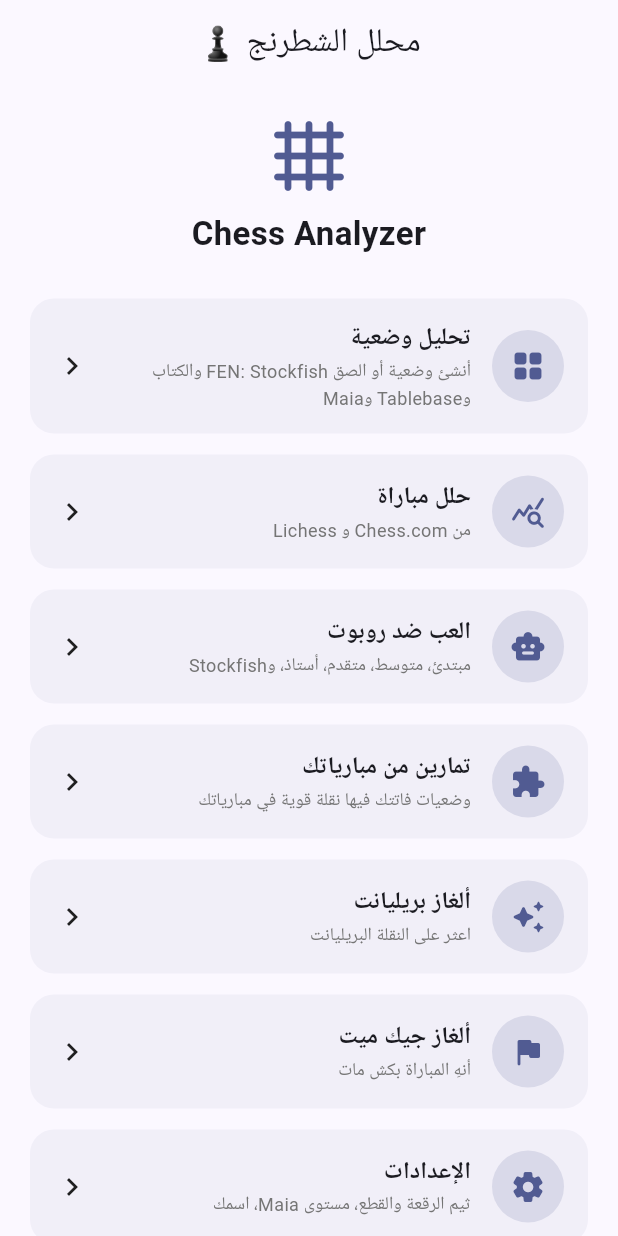
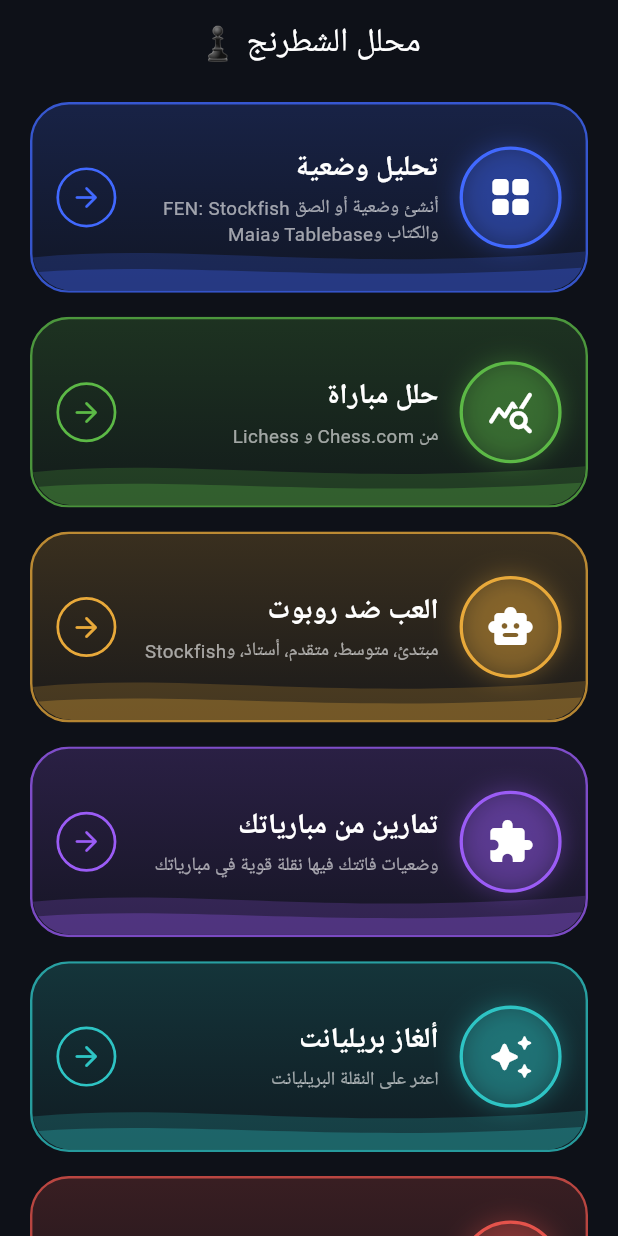
Before and after one commit to nazarslah0/Chess1, a Flutter app: the screen it shows after launch, on a phone screen of 412 x 824 dp. Run offline on Flutter 3.47's test engine with Material 3 defaults, Android fonts, the phone set to English and light mode, and no system bars; our stand-ins replace audioplayers, shared_preferences; missing offline and left inert: chess, lc0.

Commit message:
Add files via upload

```diff
--- a/lib/home_screen.dart
+++ b/lib/home_screen.dart
@@ -21,6 +21,7 @@ class HomeScreen extends StatelessWidget {
       _MenuEntry(
         icon: Icons.grid_view_rounded,
         label: 'تحليل وضعية',
+        color: const Color(0xFF4169FF),
         subtitle: 'أنشئ وضعية أو الصق FEN: Stockfish '
             'والكتاب وTablebase وMaia',
         builder: () => const PositionAnalyzerScreen(),
@@ -28,24 +29,28 @@ class HomeScreen extends StatelessWidget {
       _MenuEntry(
         icon: Icons.query_stats_rounded,
         label: 'حلل مباراة',
+        color: const Color(0xFF5CB946),
         subtitle: 'من Chess.com و Lichess',
         builder: () => const AnalyzeGameScreen(),
       ),
       _MenuEntry(
         icon: Icons.smart_toy_rounded,
         label: 'العب ضد روبوت',
+        color: const Color(0xFFE8A93A),
         subtitle: 'مبتدئ، متوسط، متقدم، أستاذ، وStockfish',
         builder: () => const BotPlayScreen(),
       ),
       _MenuEntry(
         icon: Icons.extension_rounded,
         label: 'تمارين من مبارياتك',
+        color: const Color(0xFF9B5CF6),
         subtitle: 'وضعيات فاتتك فيها نقلة قوية في مبارياتك',
         builder: () => const PuzzlesScreen(),
       ),
       _MenuEntry(
         icon: Icons.auto_awesome_rounded,
         label: 'ألغاز بريليانت',
+        color: const Color(0xFF2EC4C4),
         subtitle: 'اعثر على النقلة البريليانت',
         builder: () => const LichessPuzzlesScreen(
           category: PuzzleCategory.brilliant,
@@ -54,6 +59,7 @@ class HomeScreen extends StatelessWidget {
       _MenuEntry(
         icon: Icons.flag_rounded,
         label: 'ألغاز جيك ميت',
+        color: const Color(0xFFE5534B),
         subtitle: 'أنهِ المباراة بكش مات',
         builder: () => const LichessPuzzlesScreen(
           category: PuzzleCategory.mate,
@@ -62,37 +68,32 @@ class HomeScreen extends StatelessWidget {
       _MenuEntry(
         icon: Icons.settings_rounded,
         label: 'الإعدادات',
+        color: const Color(0xFF8A93A6),
         subtitle: 'ثيم الرقعة والقطع، مستوى Maia، اسمك',
         builder: () => const SettingsScreen(),
       ),
     ];
 
-    final primary = Theme.of(context).colorScheme.primary;
-
     return Scaffold(
-      appBar: AppBar(title: const Text('محلل الشطرنج ♟️')),
+      backgroundColor: _homeBg,
+      appBar: AppBar(
+        backgroundColor: _homeBg,
+        foregroundColor: Colors.white,
+        title: const Text('محلل الشطرنج ♟️'),
+      ),
       body: SafeArea(
-        child: CenteredPage(
-          child: Column(
-            mainAxisSize: MainAxisSize.min,
-            children: [
-              Icon(Icons.grid_4x4_rounded, size: 56, color: primary),
-              const SizedBox(height: 8),
-              const Text(
-                'Chess Analyzer',
-                style: TextStyle(fontSize: 22, fontWeight: FontWeight.bold),
-              ),
-              const SizedBox(height: 28),
-              for (var i = 0; i < entries.length; i++) ...[
-                if (i > 0) const SizedBox(height: 14),
-                _MenuButton(
-                  icon: entries[i].icon,
-                  label: entries[i].label,
-                  subtitle: entries[i].subtitle,
+        child: Center(
+          child: ConstrainedBox(
+            constraints: const BoxConstraints(maxWidth: 480),
+            child: ListView.separated(
+              padding: const EdgeInsets.fromLTRB(20, 12, 20, 28),
+              itemCount: entries.length,
+              separatorBuilder: (_, __) => const SizedBox(height: 16),
+              itemBuilder: (context, i) => _HomeCard(
+                entry: entries[i],
                 onTap: () => pushScreen(context, entries[i].builder()),
               ),
-              ],
-            ],
+            ),
           ),
         ),
       ),
@@ -100,80 +101,187 @@ class HomeScreen extends StatelessWidget {
   }
 }
 
+const Color _homeBg = Color(0xFF0E1118);
+
 class _MenuEntry {
   final IconData icon;
   final String label;
   final String subtitle;
+  final Color color;
+
+  /// مسار صورة اختيارية (asset) تظهر داخل الدائرة بدل الأيقونة.
+  /// سنضيف الصور لاحقًا بتمرير المسار هنا فقط.
+  final String? imageAsset;
   final Widget Function() builder;
 
   const _MenuEntry({
     required this.icon,
     required this.label,
     required this.subtitle,
+    required this.color,
     required this.builder,
+    this.imageAsset,
   });
 }
 
-class _MenuButton extends StatelessWidget {
-  final IconData icon;
-  final String label;
-  final String subtitle;
+/// بطاقة قائمة رئيسية: إطار ملوّن وتدرّج داكن ودائرة أيقونة وزر سهم
+/// دائري مع موجة ملوّنة أسفل البطاقة.
+class _HomeCard extends StatelessWidget {
+  final _MenuEntry entry;
   final VoidCallback onTap;
 
-  const _MenuButton({
-    required this.icon,
-    required this.label,
-    required this.subtitle,
-    required this.onTap,
-  });
+  const _HomeCard({required this.entry, required this.onTap});
 
   @override
   Widget build(BuildContext context) {
-    final scheme = Theme.of(context).colorScheme;
+    final c = entry.color;
+    final radius = BorderRadius.circular(26);
 
     return Material(
-      color: scheme.primary.withValues(alpha: 0.06),
-      borderRadius: BorderRadius.circular(16),
+      color: Colors.transparent,
+      child: Ink(
+        decoration: BoxDecoration(
+          borderRadius: radius,
+          border: Border.all(color: c.withValues(alpha: 0.75), width: 1.6),
+          gradient: LinearGradient(
+            begin: Alignment.topCenter,
+            end: Alignment.bottomCenter,
+            colors: [
+              c.withValues(alpha: 0.20),
+              c.withValues(alpha: 0.06),
+            ],
+          ),
+        ),
         child: InkWell(
-        borderRadius: BorderRadius.circular(16),
+          borderRadius: radius,
           onTap: onTap,
-        child: Padding(
-          padding: const EdgeInsets.symmetric(horizontal: 16, vertical: 14),
+          child: ClipRRect(
+            borderRadius: radius,
+            child: SizedBox(
+              height: 124,
+              child: Stack(
+                children: [
+                  Positioned.fill(
+                    child: CustomPaint(painter: _WavePainter(c)),
+                  ),
+                  Padding(
+                    padding: const EdgeInsets.symmetric(horizontal: 16),
                     child: Row(
                       children: [
-              CircleAvatar(
-                radius: 24,
-                backgroundColor: scheme.primary.withValues(alpha: 0.15),
-                child: Icon(icon, color: scheme.primary),
-              ),
+                        _IconCircle(entry: entry),
                         const SizedBox(width: 14),
                         Expanded(
                           child: Column(
+                            mainAxisAlignment: MainAxisAlignment.center,
                             crossAxisAlignment: CrossAxisAlignment.start,
                             children: [
                               Text(
-                      label,
+                                entry.label,
+                                maxLines: 1,
+                                overflow: TextOverflow.ellipsis,
                                 style: const TextStyle(
-                        fontSize: 16,
-                        fontWeight: FontWeight.w700,
+                                  color: Colors.white,
+                                  fontSize: 19,
+                                  fontWeight: FontWeight.w800,
                                 ),
                               ),
-                    const SizedBox(height: 2),
+                              const SizedBox(height: 4),
                               Text(
-                      subtitle,
+                                entry.subtitle,
+                                maxLines: 2,
+                                overflow: TextOverflow.ellipsis,
                                 style: const TextStyle(
-                        fontSize: 12,
-                        color: AppColors.muted,
+                                  color: Colors.white60,
+                                  fontSize: 12.5,
+                                  height: 1.35,
                                 ),
                               ),
                             ],
                           ),
                         ),
-              const Icon(Icons.chevron_left),
+                        const SizedBox(width: 10),
+                        Container(
+                          width: 40,
+                          height: 40,
+                          decoration: BoxDecoration(
+                            shape: BoxShape.circle,
+                            border: Border.all(color: c, width: 1.8),
+                          ),
+                          child: Icon(
+                            Icons.arrow_back_rounded,
+                            color: c,
+                            size: 22,
+                          ),
+                        ),
                       ],
+                    ),
+                  ),
+                ],
+              ),
+            ),
           ),
         ),
       ),
     );
   }
 }
+
+class _IconCircle extends StatelessWidget {
+  final _MenuEntry entry;
+
+  const _IconCircle({required this.entry});
+
+  @override
+  Widget build(BuildContext context) {
+    final c = entry.color;
+
+    return Container(
+      width: 68,
+      height: 68,
+      decoration: BoxDecoration(
+        shape: BoxShape.circle,
+        color: c.withValues(alpha: 0.18),
+        border: Border.all(color: c, width: 2.2),
+        boxShadow: [
+          BoxShadow(color: c.withValues(alpha: 0.35), blurRadius: 14),
+        ],
+      ),
+      clipBehavior: Clip.antiAlias,
+      child: entry.imageAsset != null
+          ? Image.asset(entry.imageAsset!, fit: BoxFit.cover)
+          : Icon(entry.icon, color: Colors.white, size: 32),
+    );
+  }
+}
+
+/// موجتان شفافتان بلون البطاقة في أسفلها.
+class _WavePainter extends CustomPainter {
+  final Color color;
+
+  const _WavePainter(this.color);
+
+  @override
+  void paint(Canvas canvas, Size size) {
+    void wave(double base, double amp, double alpha) {
+      final path = Path()..moveTo(0, size.height);
+      path.lineTo(0, base);
+      path.cubicTo(
+        size.width * 0.28, base - amp,
+        size.width * 0.55, base + amp,
+        size.width, base - amp * 0.4,
+      );
+      path.lineTo(size.width, size.height);
+      path.close();
+      canvas.drawPath(
+        path,
+        Paint()..color = color.withValues(alpha: alpha),
+      );
+    }
+
+    wave(size.height - 22, 10, 0.20);
+    wave(size.height - 12, 8, 0.28);
+  }
+
+  @override
+  bool shouldRepaint(_WavePainter old) => old.color != color;
+}
```
Lines whose indentation alone changed are shown as unchanged.
